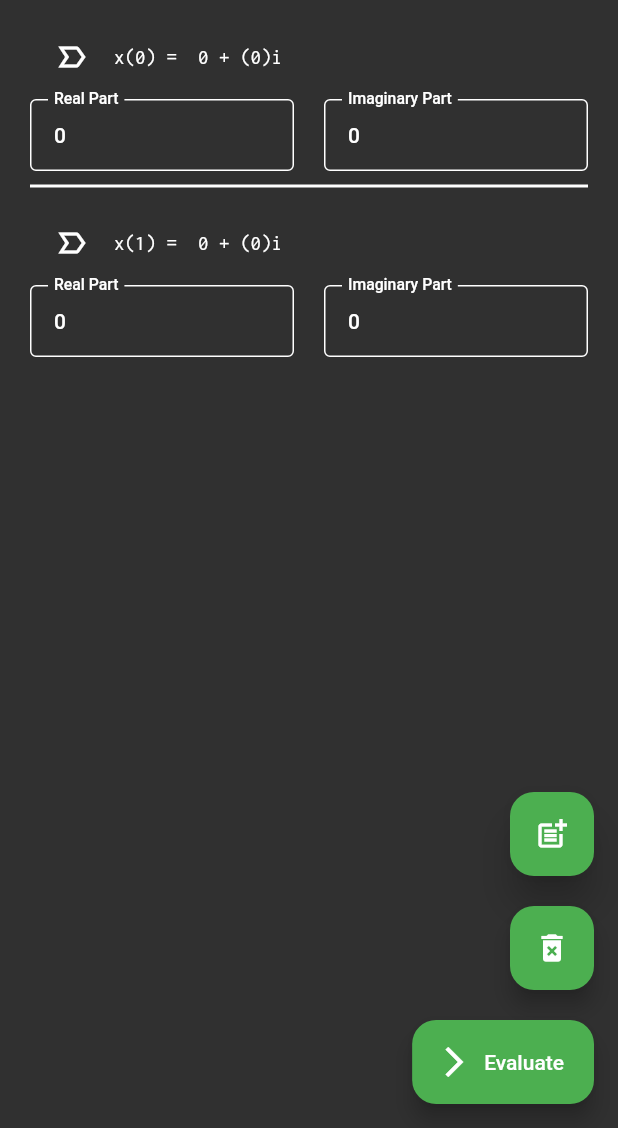
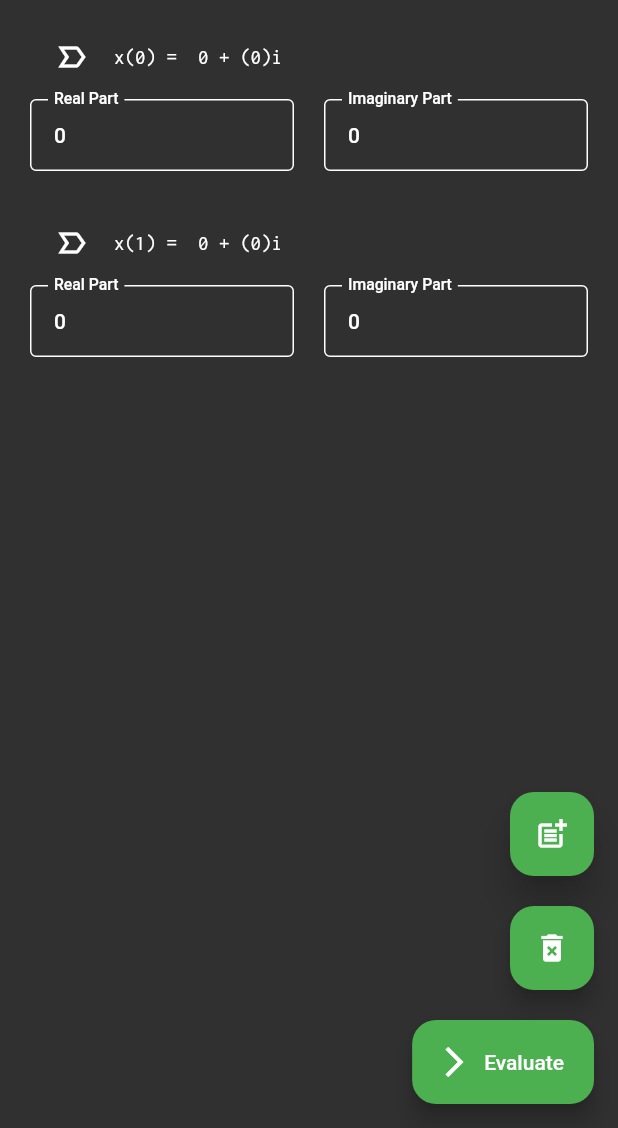
Before and after one commit to Az-21/dft, a Flutter app: the screen it shows after launch, after a tap on the "post add" icon, on a phone screen of 412 x 824 dp, the part 108-1236 px from its top. Run offline on Flutter 3.47's test engine with Material 2 defaults, Android fonts, the phone set to English and light mode, and no system bars; our stand-ins replace get, get_storage, syncfusion_flutter_charts; missing offline and left inert: complex.

Commit message:
Replace `Divider` with `SizedBox`

```diff
--- a/lib/src/home.dart
+++ b/lib/src/home.dart
@@ -5,7 +5,7 @@ import 'package:flutter/services.dart';
 import 'package:get/get.dart';
 
 class HomeScreen extends StatefulWidget {
-  const HomeScreen({Key? key}) : super(key: key);
+  const HomeScreen({super.key});
 
   @override
   _HomeScreenState createState() => _HomeScreenState();
@@ -13,6 +13,7 @@ class HomeScreen extends StatefulWidget {
 
 class _HomeScreenState extends State<HomeScreen> {
   List<TextEditingController> img = [TextEditingController()];
+
   // * Text Controllers
   List<TextEditingController> real = [TextEditingController()];
 
@@ -183,10 +184,7 @@ class _HomeScreenState extends State<HomeScreen> {
         },
         // Separator
         separatorBuilder: (_, index) {
-          return const Divider(
-            height: 20,
-            thickness: 2,
-          );
+          return const SizedBox(height: 20);
         },
       ),
     );
```
